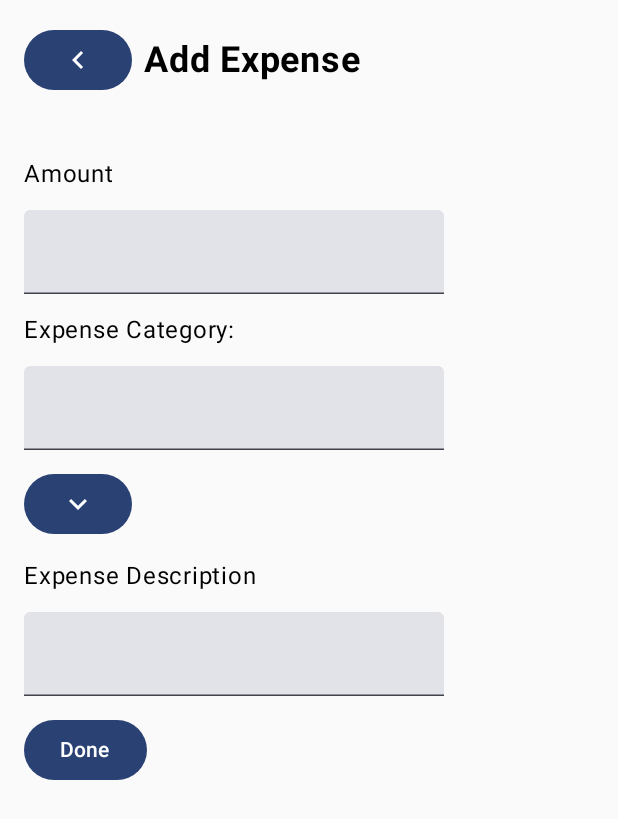
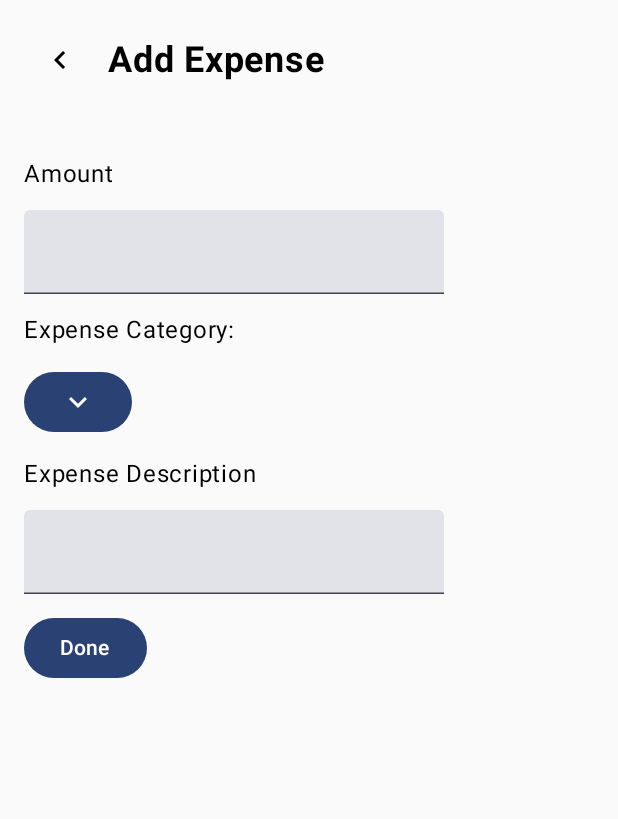
Before and after one commit to TiagoZheng/SpendMate, an Android app built with Jetpack Compose: the AddExpenseScreen screen opened through its navigation route, on a phone screen of 412 x 824 dp. Shown: the top 819 px of the screen. Run offline under Robolectric (Android 15) with nearby library versions, the phone set to English and light mode, and no system bars.

Commit message:
Add expense feature update

```diff
--- a/app/src/main/java/com/example/spendmate/AddExpenseScreen.kt
+++ b/app/src/main/java/com/example/spendmate/AddExpenseScreen.kt
@@ -1,7 +1,7 @@
 package com.example.spendmate
 
-import android.R.attr.category
 import androidx.compose.foundation.layout.Arrangement
+import androidx.compose.foundation.layout.Box
 import androidx.compose.foundation.layout.Column
 import androidx.compose.foundation.layout.Row
 import androidx.compose.foundation.layout.Spacer
@@ -19,6 +19,7 @@ import androidx.compose.material3.Button
 import androidx.compose.material3.DropdownMenu
 import androidx.compose.material3.DropdownMenuItem
 import androidx.compose.material3.Icon
+import androidx.compose.material3.IconButton
 import androidx.compose.material3.Text
 import androidx.compose.material3.TextField
 import androidx.compose.runtime.Composable
@@ -59,9 +60,7 @@ fun AddExpenseScreen(
             verticalAlignment = Alignment.CenterVertically,
             horizontalArrangement = Arrangement.spacedBy(8.dp)
         ) {
-            Button(
-                onClick = navigateToOverviewScreen
-            ) {
+            IconButton(onClick = navigateToOverviewScreen) {
                 Icon(Icons.Default.KeyboardArrowLeft, contentDescription = null)
             }
 
@@ -75,19 +74,56 @@ fun AddExpenseScreen(
         TextField(value = expenseValue, onValueChange = { expenseValue = it })
 
 
+        Text("Expense Category: ")
+        Box(modifier = Modifier.fillMaxWidth()) {
+            Button(onClick = { isExpanded = true }) {
+                Text(expenseCategory)
+                Icon(Icons.Default.KeyboardArrowDown, contentDescription = null)
+            }
 
-        Text("Expense Category: ")
-        DropdownMenu(expanded = isExpanded, onDismissRequest = { isExpanded = false }) {
-            DropdownMenuItem(
-                text = { Text("Restaurant") },
-                onClick = {}
-            )
+            DropdownMenu(expanded = isExpanded, onDismissRequest = { isExpanded = true }) {
+                DropdownMenuItem(
+                    text = { Text("Restaurant") },
+                    onClick = {
+                        expenseCategory = "Restaurant"
+                        isExpanded = false
+                    }
+                )
+
+                DropdownMenuItem(
+                    text = { Text("Restaurant") },
+                    onClick = {
+                        expenseCategory = "Restaurant"
+                        isExpanded = false
+                    }
+                )
+
+                DropdownMenuItem(
+                    text = { Text("Transports") },
+                    onClick = {
+                        expenseCategory = "Transports"
+                        isExpanded = false
+                    }
+                )
+
+                DropdownMenuItem(
+                    text = { Text("Groceries") },
+                    onClick = {
+                        expenseCategory = "Groceries"
+                        isExpanded = false
+                    }
+                )
+
+                DropdownMenuItem(
+                    text = { Text("Leisure") },
+                    onClick = {
+                        expenseCategory = "Leisure"
+                        isExpanded = false
+                    }
+                )
+            }
         }
-        TextField(value = expenseCategory, onValueChange = { expenseCategory = it })
 
-        Button(onClick = {}) {
-            Icon(Icons.Default.KeyboardArrowDown, contentDescription = null)
-        }
 
 
         Text("Expense Description")
@@ -115,6 +151,6 @@ fun AddExpenseScreen(
 @Preview(showBackground = true)
 @Composable
 fun AddExpensePreview() {
-    // AddExpenseScreen({})
+    //AddExpenseScreen({}, null)
 
 }
```
